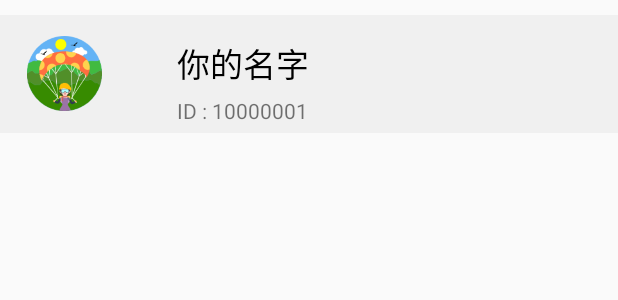
After one commit to OptimistQAQ/Road, an Android app: the layout item_manage_item.xml on its own in the app's theme, with its tools: preview values and no code run, on a phone screen of 412 x 824 dp. The commit adds this screen. Shown: the top 300 px of the screen. Run offline under Robolectric (Android 15) with nearby library versions, the phone set to English and light mode, and no system bars.

Commit message:
:pencil: 搜索ID

```diff
--- a/app/src/main/AndroidManifest.xml
+++ b/app/src/main/AndroidManifest.xml
@@ -57,7 +57,8 @@
         <activity android:name=".activity.Main2Activity" />
         <activity android:name=".fragment.CameraFragment" />
         <activity android:name=".fragment.RecordFragment" />
-        <activity android:name=".fragment.MineFragment"></activity>
+        <activity android:name=".fragment.MineFragment" />
+        <activity android:name=".activity.AuthorityManageActivity"></activity>
     </application>
 
 </manifest>
--- /dev/null
+++ b/app/src/main/res/drawable/manage_rectangle_shape.xml
@@ -0,0 +1,10 @@
+<?xml version="1.0" encoding="utf-8"?>
+<selector xmlns:android="http://schemas.android.com/apk/res/android">
+
+    <item android:width="357dp" android:height="79dp">
+        <shape android:shape="rectangle">
+            <solid android:color="#fff0f0f0" />
+        </shape>
+    </item>
+
+</selector>
--- /dev/null
+++ b/app/src/main/res/layout/item_manage_item.xml
@@ -0,0 +1,54 @@
+<?xml version="1.0" encoding="utf-8"?>
+<LinearLayout
+    xmlns:android="http://schemas.android.com/apk/res/android"
+    android:layout_width="match_parent"
+    android:layout_height="wrap_content"
+    android:orientation="vertical">
+
+    <View
+        android:layout_width="match_parent"
+        android:layout_height="10dp"/>
+
+    <LinearLayout
+        android:layout_width="match_parent"
+        android:layout_height="78.67dp"
+        android:orientation="horizontal"
+        android:background="@drawable/manage_rectangle_shape">
+
+        <ImageView
+            android:id="@+id/ic_icon"
+            android:layout_width="50dp"
+            android:layout_height="50dp"
+            android:src="@drawable/ic_05"
+            android:layout_marginTop="14.33dp"
+            android:layout_marginStart="18.33dp"/>
+
+        <LinearLayout
+            android:layout_width="wrap_content"
+            android:layout_height="match_parent"
+            android:orientation="vertical"
+            >
+
+            <TextView
+                android:id="@+id/ic_name"
+                android:layout_width="wrap_content"
+                android:layout_height="wrap_content"
+                android:text="你的名字"
+                android:textColor="#000000"
+                android:layout_marginStart="50dp"
+                android:textSize="22dp"
+                android:layout_marginTop="15dp"/>
+
+            <TextView
+                android:id="@+id/ic_id"
+                android:layout_width="wrap_content"
+                android:layout_height="wrap_content"
+                android:text="ID : 10000001"
+                android:layout_marginTop="5dp"
+                android:layout_marginStart="50dp"/>
+
+        </LinearLayout>
+
+    </LinearLayout>
+
+</LinearLayout>
--- a/app/src/main/res/values/colors.xml
+++ b/app/src/main/res/values/colors.xml
@@ -7,4 +7,5 @@
     <color name="white">#ffffff</color>
     <color name="green">#5ea116</color>
     <color name="text_dark">#262929</color>
+    <color name="top_background">#504e4e</color>
 </resources>
--- a/app/src/main/res/values/strings.xml
+++ b/app/src/main/res/values/strings.xml
@@ -1,3 +1,5 @@
 <resources>
     <string name="app_name">Road</string>
+
+    <string name="hint_editor_top">搜索用户ID/名字</string>
 </resources>
```
Also changed, not shown: app/src/main/java/com/example/a65667/road/Item/IdRecordItem.java (added, +23 -0 lines), app/src/main/java/com/example/a65667/road/activity/AuthorityManageActivity.java (added, +61 -0 lines), app/src/main/java/com/example/a65667/road/binder/IdRecordItemViewBinder.java (added, +50 -0 lines), app/src/main/java/com/example/a65667/road/fragment/RecordFragment.java (+16 -0 lines), app/src/main/res/layout/activity_authority_manage.xml (added, +73 -0 lines), app/src/main/res/drawable/ic_05.png (added), app/src/main/res/drawable/ic_arrow_left.png (added), app/src/main/res/drawable/ic_arrow_left_w.png (added), app/src/main/res/drawable/ic_search_mini.png (added), 2 other files.
